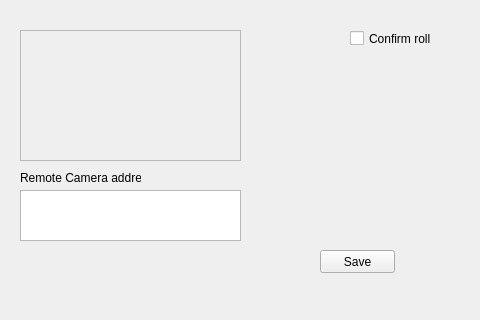
Qt form PiUi.ui (eNesPL/DiceReaderNew) before a commit.
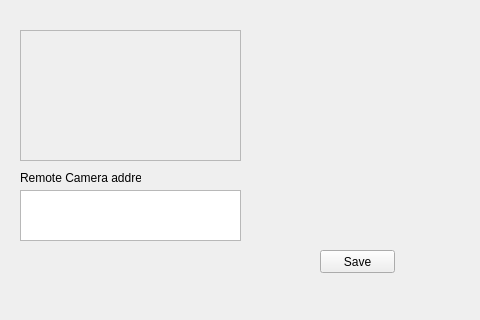
The same form after that commit. The open tabs and pages were chosen to show the change.

The edit to the form file:
```diff
--- a/PiUi.ui
+++ b/PiUi.ui
@@ -221,19 +221,6 @@
      </layout>
     </widget>
     <widget class="QWidget" name="page_2">
-     <widget class="QCheckBox" name="ConfirmRollsCheckBox">
-      <property name="geometry">
-       <rect>
-        <x>340</x>
-        <y>20</y>
-        <width>81</width>
-        <height>17</height>
-       </rect>
-      </property>
-      <property name="text">
-       <string>Confirm rolls</string>
-      </property>
-     </widget>
      <widget class="QScrollArea" name="scrollArea">
       <property name="geometry">
        <rect>
```
Left out of the diff: 4 changed lines with no effect on the pictures.
